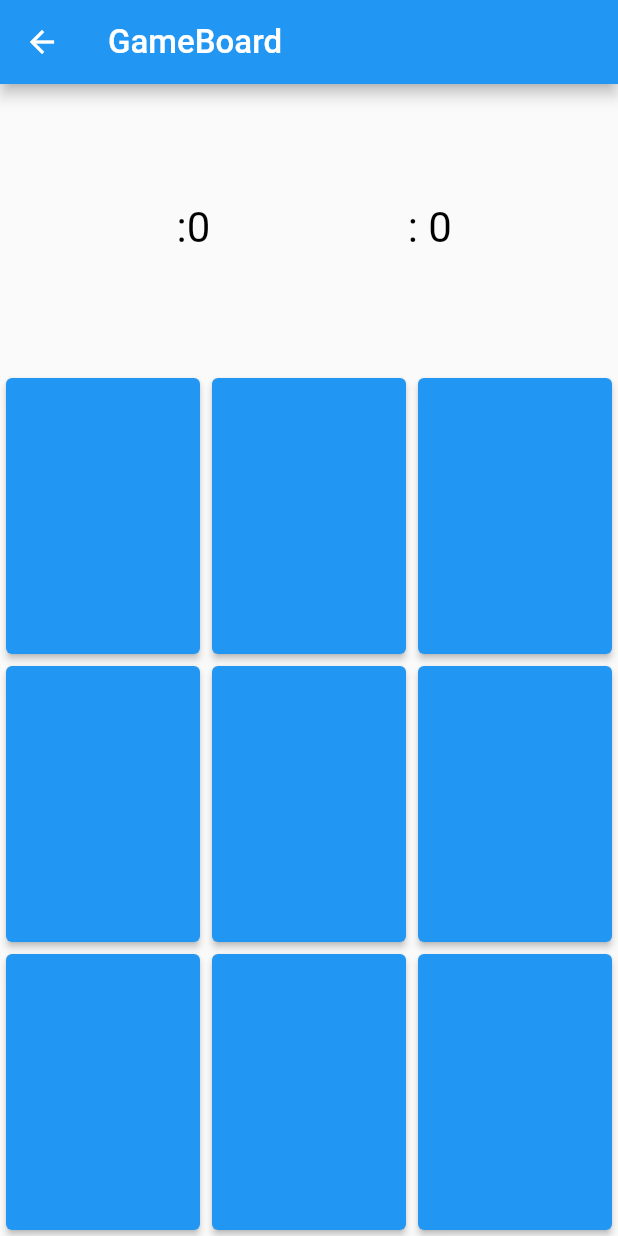
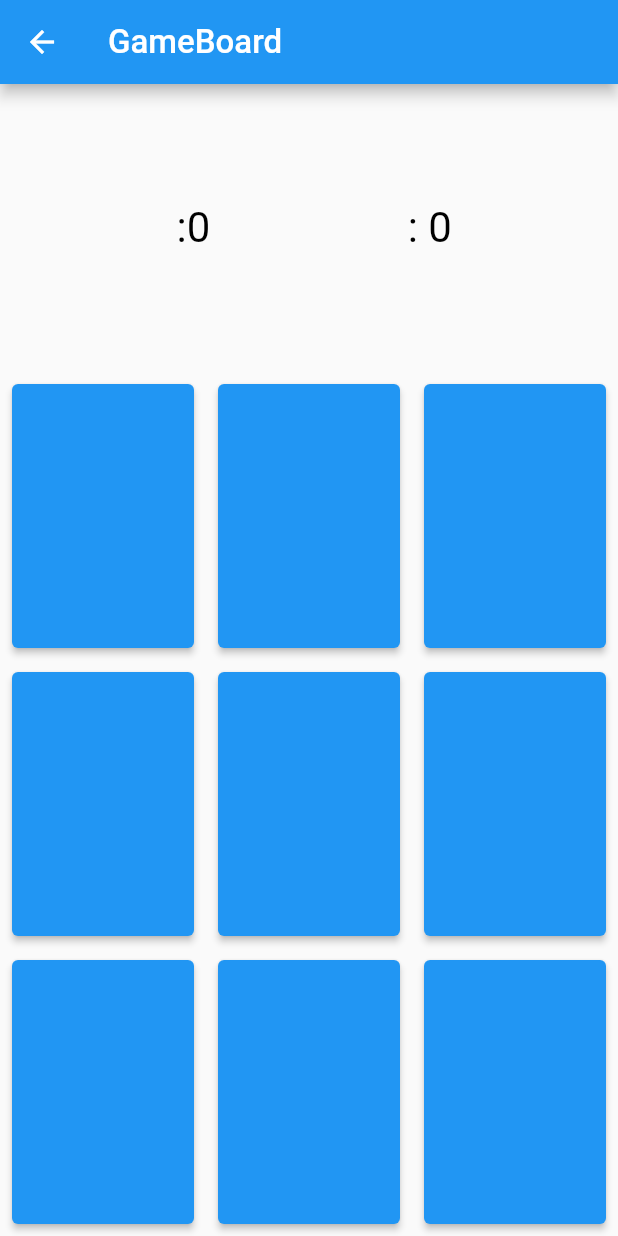
Before and after one commit to Mohamed-lalah/X-O-Game, a Flutter app: the screen it shows after launch, after a tap on "Start", on a phone screen of 412 x 824 dp. Run offline on Flutter 3.47's test engine with Material 2 defaults, Android fonts, the phone set to English and light mode, and no system bars.

Commit message:
Changing the font size

```diff
--- a/lib/game_board/game_board.dart
+++ b/lib/game_board/game_board.dart
@@ -26,6 +26,7 @@ class GameBoardState extends State {
     "" , "" , "" ,
     "" , "" , "" ,
   ];
+
 
 
   @override
--- a/lib/game_board_button.dart
+++ b/lib/game_board_button.dart
@@ -14,12 +14,12 @@ class GameBoardButton extends StatelessWidget {
   Widget build(BuildContext context) {
     return Expanded(
         child: Container(
-          margin: EdgeInsets.all(4),
+          margin: EdgeInsets.all(8),
           child: ElevatedButton(onPressed: (){
             onClick(index);
           },
               child: Text(symbol,style: TextStyle(
-                fontSize: 22
+                fontSize: 26
               ),)
           ),
         )
```
